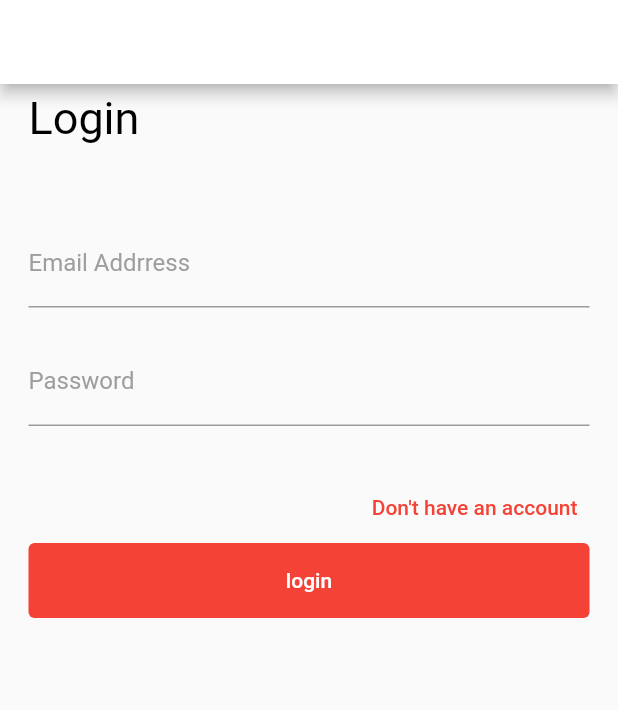
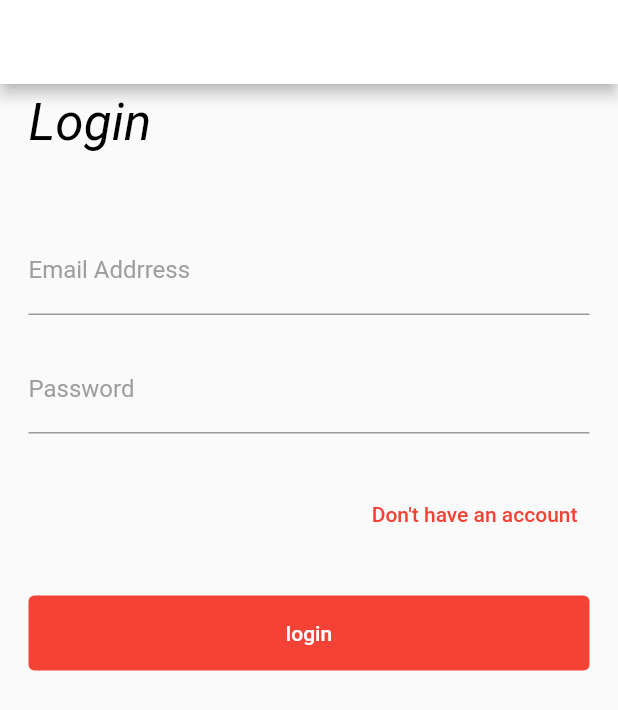
Before and after one commit to nicolaskruger/exerecicio001-cadastro, a Flutter app: the screen it shows after launch, on a phone screen of 412 x 824 dp. Shown: the top 710 px of the screen. Run offline on Flutter 3.47's test engine with Material 2 defaults, Android fonts, the phone set to English and light mode, and no system bars; missing offline and left inert: flutter_verification_code.

Commit message:
feat: theme

```diff
--- a/lib/components/custom_text_form.compoent.dart
+++ b/lib/components/custom_text_form.compoent.dart
@@ -16,16 +16,17 @@ class CustomTextForm extends StatelessWidget {
 
   @override
   Widget build(BuildContext context) {
+    final inputDecoration = Theme.of(context).inputDecorationTheme;
     return Container(
       margin: EdgeInsets.only(bottom: 20),
       child: TextFormField(
         validator: props.validate,
         cursorColor: COLORS_UTIL.RED,
         decoration: InputDecoration(
-            labelText: props.label,
-            labelStyle: TextStyle(color: COLORS_UTIL.GREY),
-            focusedBorder: UnderlineInputBorder(
-                borderSide: BorderSide(color: COLORS_UTIL.RED))),
+          labelText: props.label,
+          labelStyle: inputDecoration.labelStyle,
+          focusedBorder: inputDecoration.focusedBorder,
+        ),
       ),
     );
   }
--- a/lib/components/title.component.dart
+++ b/lib/components/title.component.dart
@@ -1,5 +1,6 @@
 import 'package:cadastro_exercicio/utils/colors.utils.dart';
 import 'package:flutter/cupertino.dart';
+import 'package:flutter/material.dart';
 
 class MyTitle extends StatelessWidget {
   final String text;
@@ -14,7 +15,7 @@ class MyTitle extends StatelessWidget {
       child: Text(
         text,
         textAlign: TextAlign.start,
-        style: TextStyle(color: COLORS_UTIL.BLACK, fontSize: 30),
+        style: Theme.of(context).textTheme.headline1,
       ),
     );
   }
--- a/lib/main.dart
+++ b/lib/main.dart
@@ -1,6 +1,7 @@
 import 'package:cadastro_exercicio/pages/login.page.dart';
 import 'package:cadastro_exercicio/pages/register/register.page.dart';
 import 'package:cadastro_exercicio/pages/verification/verification.page.dart';
+import 'package:cadastro_exercicio/utils/colors.utils.dart';
 import 'package:flutter/material.dart';
 
 void main() {
@@ -14,7 +15,21 @@ class MyApp extends StatelessWidget {
   Widget build(BuildContext context) {
     return MaterialApp(
       title: 'Flutter Demo',
-      theme: ThemeData(),
+      theme: ThemeData(
+          textTheme: const TextTheme(
+            headline1: TextStyle(
+              color: COLORS_UTIL.BLACK,
+              fontSize: 34,
+              fontWeight: FontWeight.w400,
+              fontStyle: FontStyle.italic,
+            ),
+          ),
+          inputDecorationTheme: const InputDecorationTheme(
+            labelStyle: TextStyle(color: COLORS_UTIL.GREY),
+            focusedBorder: UnderlineInputBorder(
+              borderSide: BorderSide(color: COLORS_UTIL.RED),
+            ),
+          )),
       initialRoute: inithialRoute,
       routes: {
         inithialRoute: (context) => Login(),
--- a/lib/pages/login.page.dart
+++ b/lib/pages/login.page.dart
@@ -4,6 +4,7 @@ import 'package:cadastro_exercicio/components/custom_text_form.compoent.dart';
 import 'package:cadastro_exercicio/components/title.component.dart';
 import 'package:cadastro_exercicio/pages/login/section/login.form.dart';
 import 'package:cadastro_exercicio/pages/login/section/login.link.dart';
+import 'package:cadastro_exercicio/pages/register/register.page.dart';
 import 'package:flutter/cupertino.dart';
 import 'package:flutter/material.dart';
 
@@ -39,8 +40,14 @@ class _LoginState extends State<Login> {
                 props: [...loginProps],
               ),
               LoginLink(),
+              SizedBox(
+                height: 30,
+              ),
               CustomButton(
                 text: "login",
+                onPressed: (context) {
+                  Navigator.pushNamed(context, Register.route);
+                },
               ),
             ],
           ),
```
Also changed, not shown: lib/pages/login/login.page.dart (+11 -2 lines).
